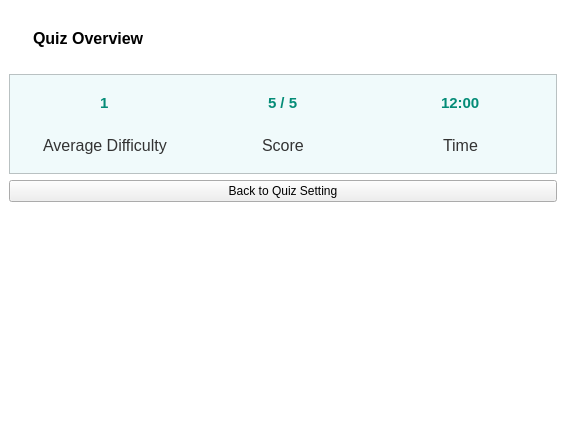
devforgely/MFA-Simulator, file src/views/quiz_response_view.ui: the form before one commit.
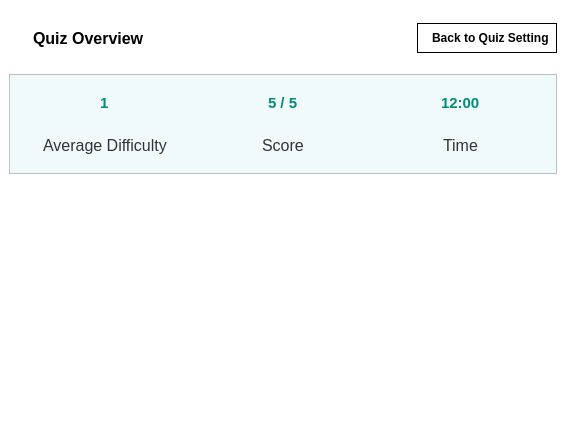
The form after the commit. Icons and pictures are not drawn.

Commit message: update quiz section and profile section

What changed in the file:
```diff
--- a/src/views/quiz_response_view.ui
+++ b/src/views/quiz_response_view.ui
@@ -24,6 +24,13 @@
 	margin: 20px 20px 20px 20px;
 }
 
+#back_btn {
+	background-color: transparent;
+	padding: 7px;
+	border: 1px solid black;
+	font-weight: bold;
+}
+
 #overview_frame {
 	background-color: #f0fafb;
 }
@@ -37,6 +44,10 @@
 	font-size: 11pt;
 	color: #048c77;
 	font-weight: bold;
+}
+
+#scroll_content {
+	background-color: white;
 }</string>
   </property>
   <layout class="QVBoxLayout" name="verticalLayout">
@@ -65,6 +76,11 @@
      </property>
      <layout class="QVBoxLayout" name="verticalLayout_2">
       <item>
+       <layout class="QHBoxLayout" name="horizontalLayout">
+        <property name="topMargin">
+         <number>0</number>
+        </property>
+        <item>
        <widget class="QLabel" name="title">
         <property name="sizePolicy">
          <sizepolicy hsizetype="Preferred" vsizetype="Maximum">
@@ -77,6 +93,22 @@
         </property>
        </widget>
       </item>
+        <item alignment="Qt::AlignRight">
+         <widget class="QPushButton" name="back_btn">
+          <property name="cursor">
+           <cursorShape>PointingHandCursor</cursorShape>
+          </property>
+          <property name="text">
+           <string>  Back to Quiz Setting</string>
+          </property>
+          <property name="icon">
+           <iconset>
+            <normaloff>../resources/icons/home.svg</normaloff>../resources/icons/home.svg</iconset>
+          </property>
+         </widget>
+        </item>
+       </layout>
+      </item>
       <item>
        <widget class="QFrame" name="overview_frame">
         <property name="sizePolicy">
@@ -144,24 +176,25 @@
        </widget>
       </item>
       <item>
-       <widget class="QPushButton" name="back_btn">
-        <property name="text">
-         <string>Back to Quiz Setting</string>
+       <widget class="QScrollArea" name="scrollArea">
+        <property name="frameShape">
+         <enum>QFrame::NoFrame</enum>
         </property>
-       </widget>
-      </item>
-      <item>
-       <spacer name="verticalSpacer">
-        <property name="orientation">
-         <enum>Qt::Vertical</enum>
+        <property name="widgetResizable">
+         <bool>true</bool>
         </property>
-        <property name="sizeHint" stdset="0">
-         <size>
-          <width>20</width>
-          <height>40</height>
-         </size>
-        </property>
-       </spacer>
+        <widget class="QWidget" name="scroll_content">
+         <property name="geometry">
+          <rect>
+           <x>0</x>
+           <y>0</y>
+           <width>544</width>
+           <height>224</height>
+          </rect>
+         </property>
+         <layout class="QVBoxLayout" name="verticalLayout_3"/>
+        </widget>
+       </widget>
       </item>
      </layout>
     </widget>
```
Lines whose indentation alone changed are shown as unchanged. The commit also changes 42 other files.
